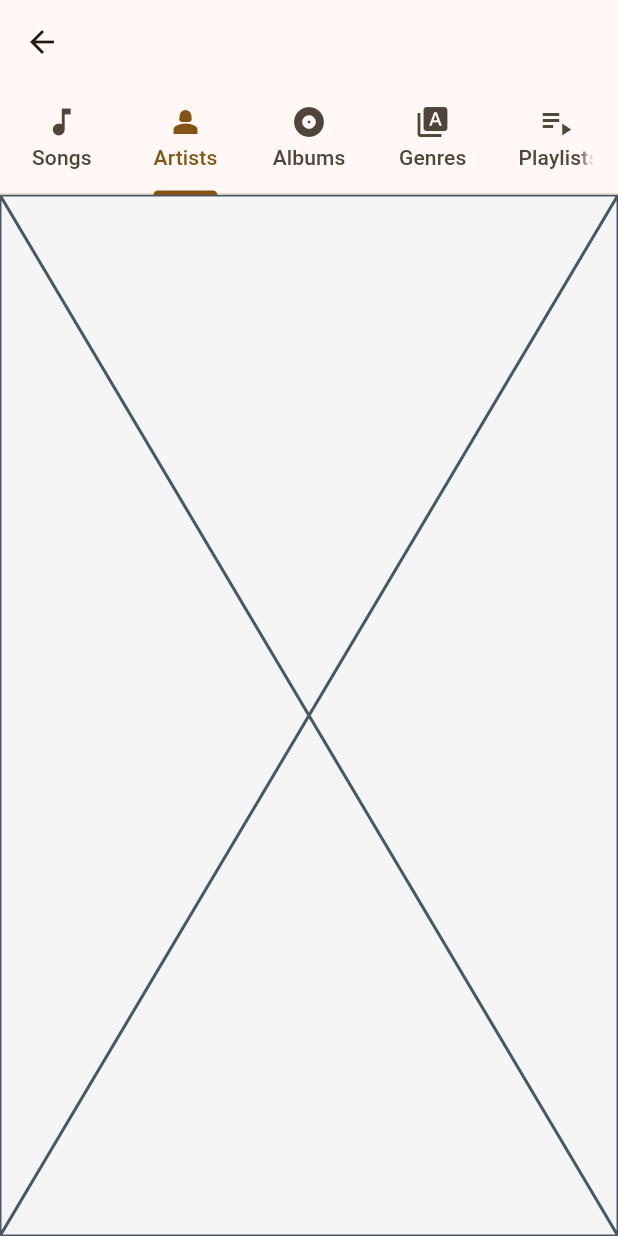
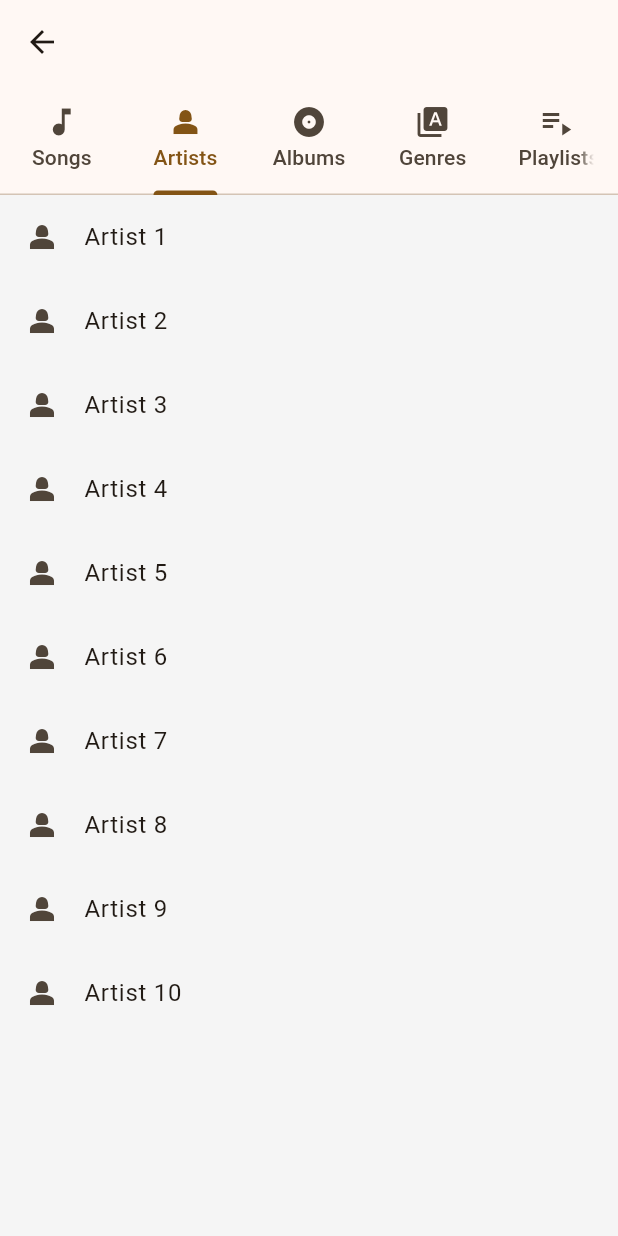
Before and after one commit to darlingson/vibes-music-player, a Flutter app: the LibraryScreen screen opened directly, tab 2 chosen, on a phone screen of 412 x 824 dp. Run offline on Flutter 3.47's test engine with Material 3 defaults, Android fonts, the phone set to English and light mode, and no system bars; Roboto replaces fonts that are missing (OpenSans).

Commit message:
added code show list of artists

```diff
--- a/lib/library_tabs/Albums.dart
+++ b/lib/library_tabs/Albums.dart
@@ -1,13 +1,13 @@
 import 'package:flutter/material.dart';
 
-class AlbumsTabs extends StatefulWidget {
-  const AlbumsTabs({super.key, required List jsonData});
+class AlbumsTab extends StatefulWidget {
+  const AlbumsTab({super.key, required List jsonData});
 
   @override
-  State<AlbumsTabs> createState() => _AlbumsTabsState();
+  State<AlbumsTab> createState() => _AlbumsTabState();
 }
 
-class _AlbumsTabsState extends State<AlbumsTabs> {
+class _AlbumsTabState extends State<AlbumsTab> {
   @override
   Widget build(BuildContext context) {
     return const Placeholder();
--- a/lib/library_tabs/Artists.dart
+++ b/lib/library_tabs/Artists.dart
@@ -1,15 +1,29 @@
 import 'package:flutter/material.dart';
 
-class ArtistsTabs extends StatefulWidget {
-  const ArtistsTabs({super.key, required List jsonData});
+class ArtistsTab extends StatefulWidget {
+  final List<dynamic> jsonData;
+  const ArtistsTab({Key? key, required this.jsonData}) : super(key: key);
 
   @override
-  State<ArtistsTabs> createState() => _ArtistsTabsState();
+  State<ArtistsTab> createState() => _ArtistsTabState();
 }
 
-class _ArtistsTabsState extends State<ArtistsTabs> {
+class _ArtistsTabState extends State<ArtistsTab> {
   @override
   Widget build(BuildContext context) {
-    return const Placeholder();
+    return ListView.builder(
+      itemCount: widget.jsonData.length,
+      itemBuilder: (context, index) {
+        var song = widget.jsonData[index];
+        return ListTile(
+          leading: Icon(Icons.person_2),
+          title: Text(song['artist']),
+          onTap: () {
+            print('Tapped on: ${song['artist']}');
+          },
+          splashColor: Color(0xFFffd700),
+        );
+      },
+    );
   }
 }
--- a/lib/tabs/LibraryScreen.dart
+++ b/lib/tabs/LibraryScreen.dart
@@ -36,8 +36,8 @@ class _LibraryScreenState extends State<LibraryScreen> {
   Widget build(BuildContext context) {
     final List<Widget> _tabs = [
       SongsTab(jsonData: jsonData),
-      ArtistsTabs(jsonData: jsonData),
-      AlbumsTabs(jsonData: jsonData),
+      ArtistsTab(jsonData: jsonData),
+      AlbumsTab(jsonData: jsonData),
       GenresTab(jsonData: jsonData),
       PlaylistsTab(jsonData: jsonData),
     ];
```
